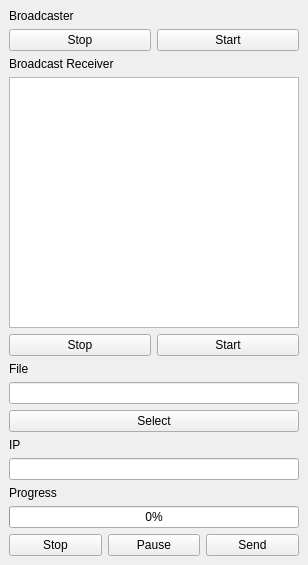
Qt form src/FileePrototype/mainwindow.ui (RapDoodle/Filee) before a commit.
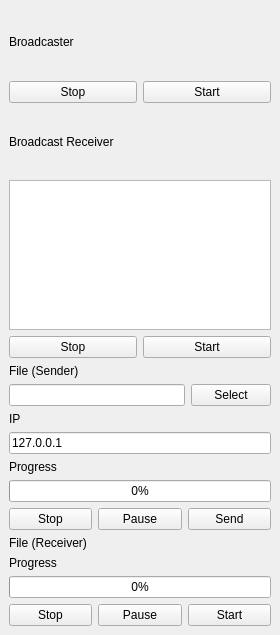
The same form after that commit.

What changed in the file:
```diff
--- a/src/FileePrototype/mainwindow.ui
+++ b/src/FileePrototype/mainwindow.ui
@@ -6,17 +6,15 @@
    <rect>
     <x>0</x>
     <y>0</y>
-    <width>308</width>
-    <height>565</height>
+    <width>280</width>
+    <height>635</height>
    </rect>
   </property>
   <property name="windowTitle">
    <string>MainWindow</string>
   </property>
   <widget class="QWidget" name="centralwidget">
-   <layout class="QVBoxLayout" name="verticalLayout_4">
-    <item>
-     <layout class="QVBoxLayout" name="verticalLayout_3">
+   <layout class="QVBoxLayout" name="verticalLayout_5">
       <item>
        <layout class="QVBoxLayout" name="verticalLayout">
         <item>
@@ -62,7 +60,14 @@
          </widget>
         </item>
         <item>
-         <widget class="QPlainTextEdit" name="receivedBroadcastMessage"/>
+       <widget class="QPlainTextEdit" name="receivedBroadcastMessage">
+        <property name="maximumSize">
+         <size>
+          <width>16777215</width>
+          <height>150</height>
+         </size>
+        </property>
+       </widget>
         </item>
         <item>
          <layout class="QHBoxLayout" name="horizontalLayout_2">
@@ -94,10 +99,12 @@
            </font>
           </property>
           <property name="text">
-           <string>File</string>
+         <string>File (Sender)</string>
           </property>
          </widget>
         </item>
+      <item>
+       <layout class="QHBoxLayout" name="horizontalLayout_6">
         <item>
          <widget class="QLineEdit" name="fileNameLineEdit"/>
         </item>
@@ -108,6 +115,8 @@
           </property>
          </widget>
         </item>
+       </layout>
+      </item>
         <item>
          <widget class="QLabel" name="label_4">
           <property name="font">
@@ -121,7 +130,11 @@
          </widget>
         </item>
         <item>
-         <widget class="QLineEdit" name="IpLineEdit"/>
+       <widget class="QLineEdit" name="IpLineEdit">
+        <property name="text">
+         <string>127.0.0.1</string>
+        </property>
+       </widget>
         </item>
         <item>
          <widget class="QLabel" name="label_5">
@@ -175,6 +188,70 @@
         </item>
        </layout>
       </item>
+    <item>
+     <layout class="QVBoxLayout" name="verticalLayout_4">
+      <item>
+       <widget class="QLabel" name="label_9">
+        <property name="font">
+         <font>
+          <pointsize>9</pointsize>
+         </font>
+        </property>
+        <property name="text">
+         <string>File (Receiver)</string>
+        </property>
+       </widget>
+      </item>
+      <item>
+       <widget class="QLabel" name="label_11">
+        <property name="font">
+         <font>
+          <pointsize>9</pointsize>
+         </font>
+        </property>
+        <property name="text">
+         <string>Progress</string>
+        </property>
+       </widget>
+      </item>
+      <item>
+       <widget class="QProgressBar" name="progressBar_3">
+        <property name="sizePolicy">
+         <sizepolicy hsizetype="Expanding" vsizetype="Fixed">
+          <horstretch>0</horstretch>
+          <verstretch>0</verstretch>
+         </sizepolicy>
+        </property>
+        <property name="value">
+         <number>0</number>
+        </property>
+       </widget>
+      </item>
+      <item>
+       <layout class="QHBoxLayout" name="horizontalLayout_5">
+        <item>
+         <widget class="QPushButton" name="fileStopButton_3">
+          <property name="text">
+           <string>Stop</string>
+          </property>
+         </widget>
+        </item>
+        <item>
+         <widget class="QPushButton" name="filePauseButton_3">
+          <property name="text">
+           <string>Pause</string>
+          </property>
+         </widget>
+        </item>
+        <item>
+         <widget class="QPushButton" name="fileReceiverStartButton">
+          <property name="text">
+           <string>Start</string>
+          </property>
+         </widget>
+        </item>
+       </layout>
+      </item>
      </layout>
     </item>
    </layout>
```
Left out of the diff: 4 changed lines with no effect on the pictures. Lines whose indentation alone changed are shown as unchanged.
